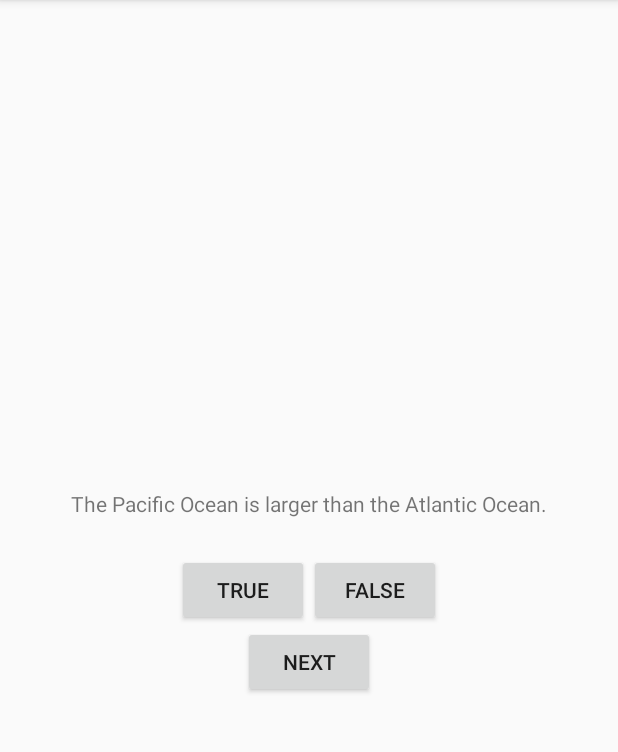
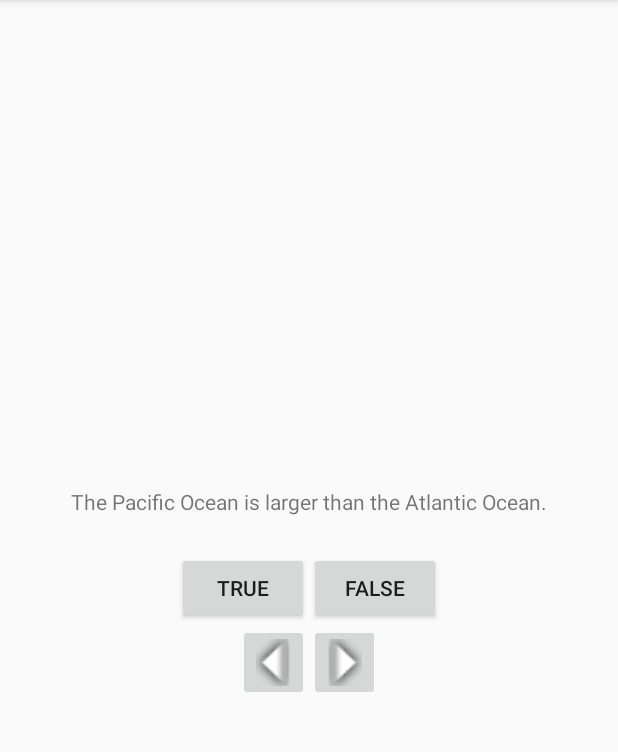
Before and after one commit to android-nerd-team/nerd-guide-works, an Android app: the screen it shows after launch (QuizActivity), on a phone screen of 412 x 824 dp, the part 84-836 px from its top. Run offline under Robolectric (Android 15) with nearby library versions, the phone set to English and light mode, and no system bars.

Commit message:
challenges of sect. 2 are completed.Ready to merge.

```diff
--- a/app/src/main/java/com/example/recepinanc/geoquiz/QuizActivity.java
+++ b/app/src/main/java/com/example/recepinanc/geoquiz/QuizActivity.java
@@ -6,6 +6,7 @@ import android.widget.Button;
 import android.os.Bundle;
 import android.view.Menu;
 import android.view.MenuItem;
+import android.widget.ImageButton;
 import android.widget.TextView;
 import android.widget.Toast;
 
@@ -14,7 +15,8 @@ public class QuizActivity extends ActionBarActivity {
 
     private Button mTrueButton;
     private Button mFalseButton;
-    private Button mNextButton;
+    private ImageButton mNextButton;
+    private ImageButton mPreButton;
     private TextView mQuestionTextView;
     /**
      * Created an array that consists of the newly created objects/instances of TrueFalse Class.
@@ -32,6 +34,7 @@ public class QuizActivity extends ActionBarActivity {
 
     private void updateQuestion()
     {
+
         int question = mQuestionBank[mCurrentIndex].getQuestion(); //found the current question's string id
         mQuestionTextView.setText(question); //passed the id as a parameter to set its text to TextView
     }
@@ -40,9 +43,9 @@ public class QuizActivity extends ActionBarActivity {
         boolean answerIsTrue = mQuestionBank[mCurrentIndex].isTrueQuestion(); //gets the real answer
         int messageResId = 0; //result message id
         if (userPressedTrue == answerIsTrue) {
-            messageResId = R.string.correct_toast;
+            messageResId = R.string.true_answer;
         } else {
-            messageResId = R.string.incorrect_toast;
+            messageResId = R.string.false_answer;
         }
         Toast.makeText(this, messageResId, Toast.LENGTH_SHORT)
                 .show();
@@ -53,19 +56,23 @@ public class QuizActivity extends ActionBarActivity {
         super.onCreate(savedInstanceState);
         setContentView(R.layout.activity_quiz);
 
-        updateQuestion();
+        mQuestionTextView = (TextView)findViewById(R.id.question_text_view); //get a reference for textView from its id
+        int question = mQuestionBank[mCurrentIndex].getQuestion();
+        mQuestionTextView.setText(question);
 
-        mQuestionTextView = (TextView)findViewById(R.id.question_text_view); //get a reference for textView from its id
 
         mTrueButton = (Button)findViewById(R.id.true_button);
         mFalseButton = (Button)findViewById(R.id.false_button);
-        mNextButton = (Button)findViewById(R.id.next_button);
+        mNextButton = (ImageButton)findViewById(R.id.next_button);
+        mPreButton = (ImageButton)findViewById(R.id.pre_button);
 
         mTrueButton.setOnClickListener(new View.OnClickListener() {
             @Override
             public void onClick(View v) {
                 Toast.makeText(QuizActivity.this,R.string.correct_toast,Toast.LENGTH_SHORT).show();
                 checkAnswer(true); //assign user's answer as True
+                mCurrentIndex = (mCurrentIndex + 1)%mQuestionBank.length;
+                updateQuestion(); //additional automatic pass
             }
         });
 
@@ -81,11 +88,25 @@ public class QuizActivity extends ActionBarActivity {
             @Override
             public void onClick(View v) {
                 mCurrentIndex = (mCurrentIndex+1)%mQuestionBank.length; //increment the current index by one and prevent it from boundException
+                updateQuestion();
             }
         });
 
+        mPreButton.setOnClickListener(new View.OnClickListener() {
+            @Override
+            public void onClick(View v) {
+                mCurrentIndex = (mCurrentIndex-1)%mQuestionBank.length;
+                updateQuestion();
+            }
+        });
 
-        updateQuestion();
+        mQuestionTextView.setOnClickListener(new View.OnClickListener() {
+            @Override
+            public void onClick(View v) {
+                mCurrentIndex = (mCurrentIndex + 1) % mQuestionBank.length;
+                updateQuestion();
+            }
+        });
 
     }
 
@@ -95,19 +116,4 @@ public class QuizActivity extends ActionBarActivity {
         getMenuInflater().inflate(R.menu.menu_quiz, menu);
         return true;
     }
-
-    @Override
-    public boolean onOptionsItemSelected(MenuItem item) {
-        // Handle action bar item clicks here. The action bar will
-        // automatically handle clicks on the Home/Up button, so long
-        // as you specify a parent activity in AndroidManifest.xml.
-        int id = item.getItemId();
-
-        //noinspection SimplifiableIfStatement
-        if (id == R.id.action_settings) {
-            return true;
-        }
-
-        return super.onOptionsItemSelected(item);
-    }
 }
--- a/app/src/main/res/layout/activity_quiz.xml
+++ b/app/src/main/res/layout/activity_quiz.xml
@@ -3,6 +3,7 @@
     android:layout_height="match_parent"
     android:gravity="center"
     android:orientation="vertical" >
+
     <TextView
         android:id="@+id/question_text_view"
         android:layout_width="wrap_content"
@@ -23,9 +24,21 @@
             android:layout_height="wrap_content"
             android:text="@string/false_button" />
     </LinearLayout>
-    <Button
-        android:id="@+id/next_button"
+    <LinearLayout
         android:layout_width="wrap_content"
         android:layout_height="wrap_content"
-        android:text="@string/next_button" />
+        android:orientation="horizontal">
+        <ImageButton
+            android:id="@+id/pre_button"
+            android:layout_width="wrap_content"
+            android:layout_height="wrap_content"
+            android:src="@drawable/arrow_left"
+            android:contentDescription="@string/pre_desc"/>
+        <ImageButton
+            android:id="@+id/next_button"
+            android:layout_width="wrap_content"
+            android:layout_height="wrap_content"
+            android:src="@drawable/arrow_right"
+            android:contentDescription="@string/next_desc"/>
+    </LinearLayout>
 </LinearLayout>
--- a/app/src/main/res/menu/menu_quiz.xml
+++ b/app/src/main/res/menu/menu_quiz.xml
@@ -1,6 +1,6 @@
 <menu xmlns:android="http://schemas.android.com/apk/res/android"
     xmlns:app="http://schemas.android.com/apk/res-auto"
     xmlns:tools="http://schemas.android.com/tools" tools:context=".QuizActivity">
-    <item android:id="@+id/action_settings" android:title="@string/action_settings"
+    <item android:id="@+id/action_settings" android:title="@string/menu_settings"
         android:orderInCategory="100" app:showAsAction="never" />
 </menu>
--- a/app/src/main/res/values/strings.xml
+++ b/app/src/main/res/values/strings.xml
@@ -5,9 +5,12 @@
     <string name="true_button">True</string>
     <string name="false_button">False</string>
     <string name="menu_settings">Settings</string>
-    <string name="correct_toast">Correct!</string>
+    <string name="correct_toast">You selected "true"!</string>
     <string name="incorrect_toast">Incorrect!</string>
-    <string name="next_button">NEXT</string>
+    <string name="next_desc">Next Button</string>
+    <string name="pre_desc">Previous Button</string>
+    <string name="true_answer">Your answer was correct!</string>
+    <string name="false_answer">Your answer was incorrect!</string>
 
     <string name="question_oceans">The Pacific Ocean is larger than the Atlantic Ocean.</string>
     <string name="question_mideast">The Suez Canal connects the Red Sea and the Indian Ocean.</string>
```
Also changed, not shown: app/src/main/res/drawable/arrow_left.png (added), app/src/main/res/drawable/arrow_right.png (added), 1 other file.
